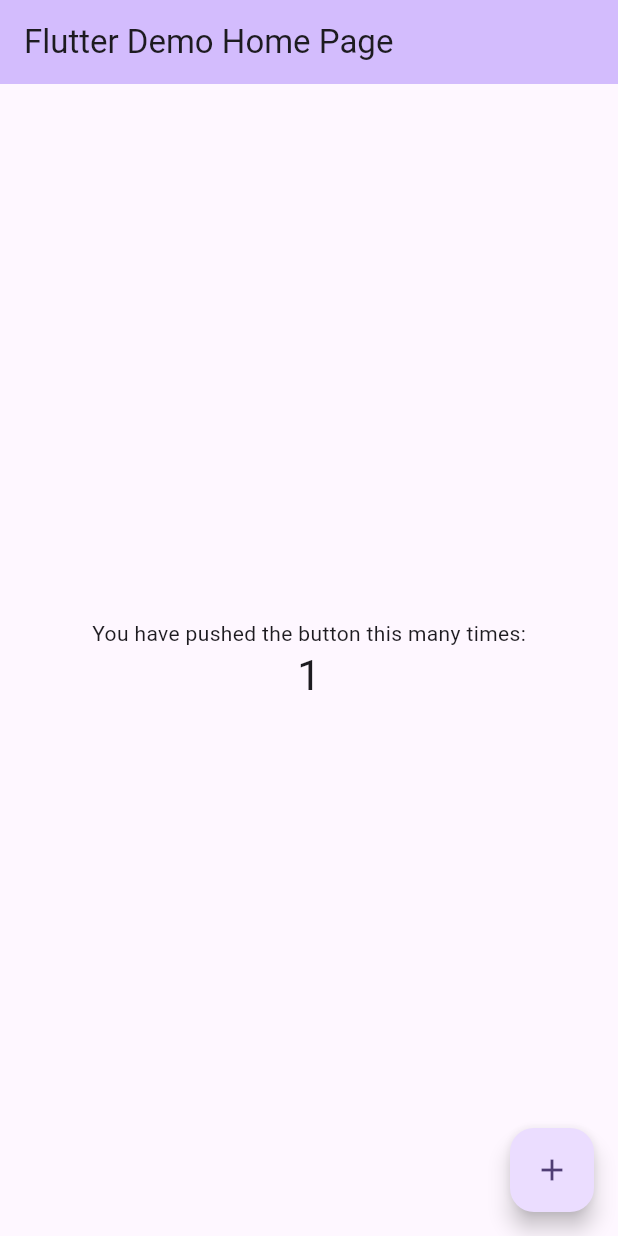
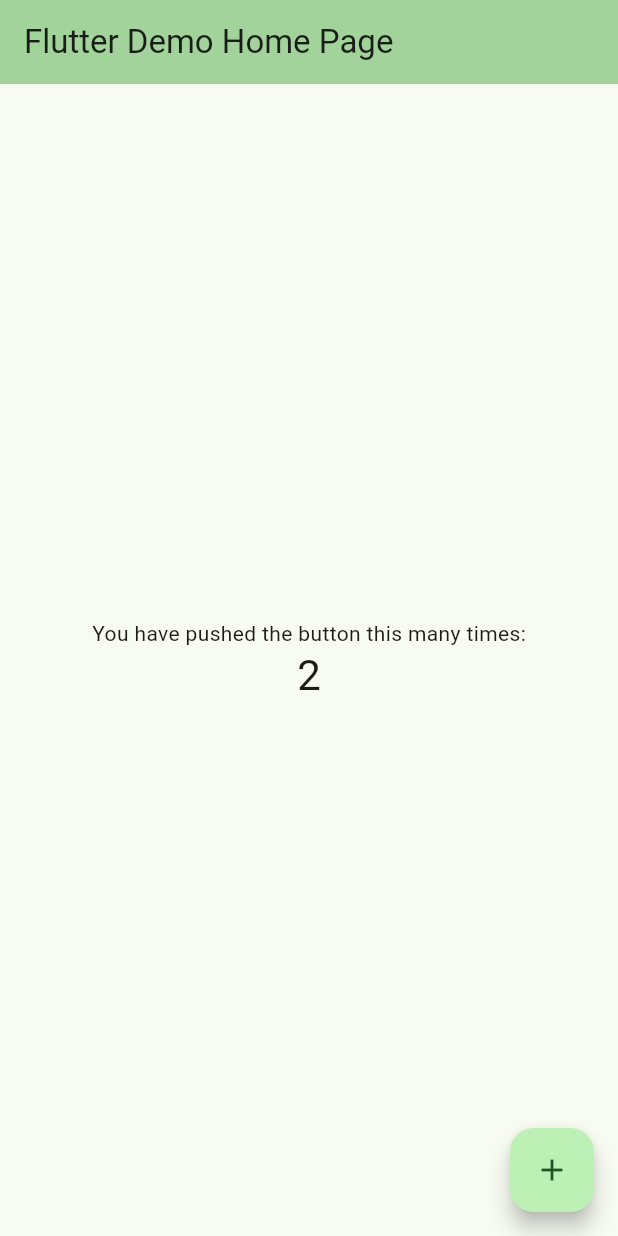
Before and after one commit to anandanmukh/flutter_venture, a Flutter app: the screen it shows after launch, after a tap on the "add" icon, on a phone screen of 412 x 824 dp. Run offline on Flutter 3.47's test engine with Material 2 defaults, Android fonts, the phone set to English and light mode, and no system bars.

Commit message:
Update main.dart

```diff
--- a/sample_project/lib/main.dart
+++ b/sample_project/lib/main.dart
@@ -28,7 +28,7 @@ class MyApp extends StatelessWidget {
         //
         // This works for code too, not just values: Most code changes can be
         // tested with just a hot reload.
-        colorScheme: ColorScheme.fromSeed(seedColor: Colors.deepPurple),
+        colorScheme: ColorScheme.fromSeed(seedColor: Colors.green),
         useMaterial3: true,
       ),
       home: const MyHomePage(title: 'Flutter Demo Home Page'),
@@ -64,7 +64,7 @@ class _MyHomePageState extends State<MyHomePage> {
       // so that the display can reflect the updated values. If we changed
       // _counter without calling setState(), then the build method would not be
       // called again, and so nothing would appear to happen.
-      _counter++;
+      _counter += 2;
     });
   }
 
```
